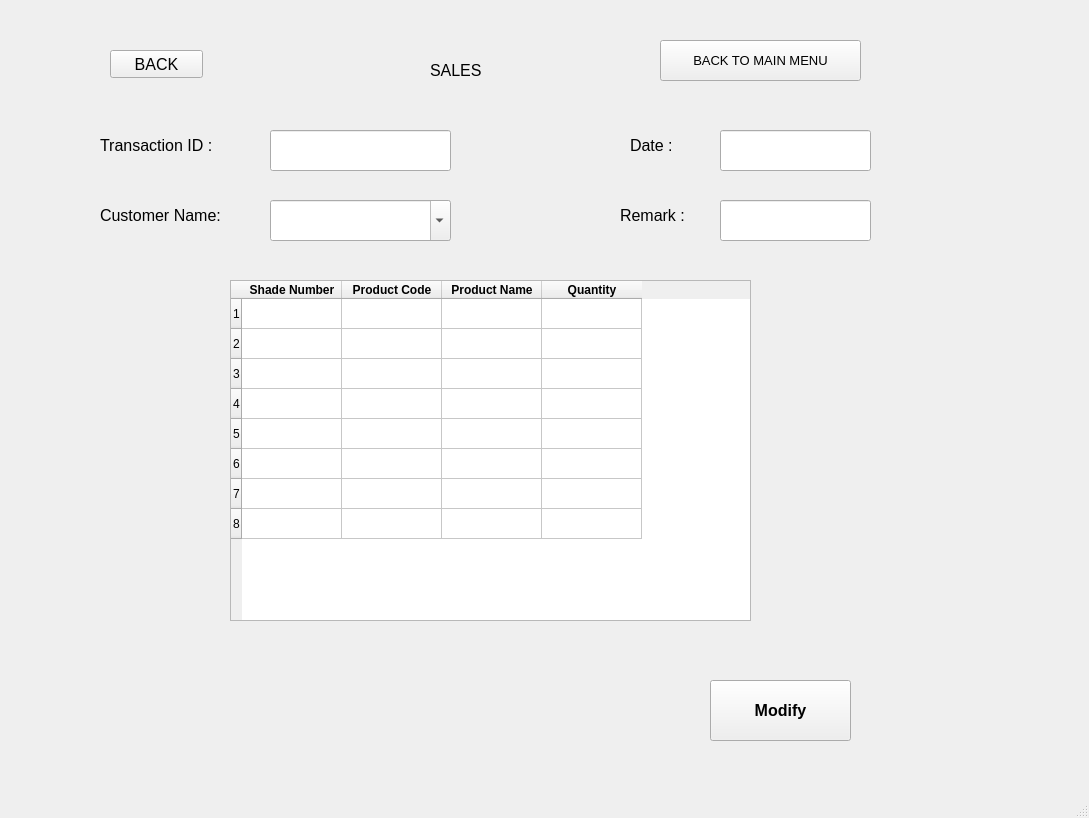
The window that UI/sales_modify.ui (nilay1221/Inventory_Management) describes before a commit, drawn with Qt 5.
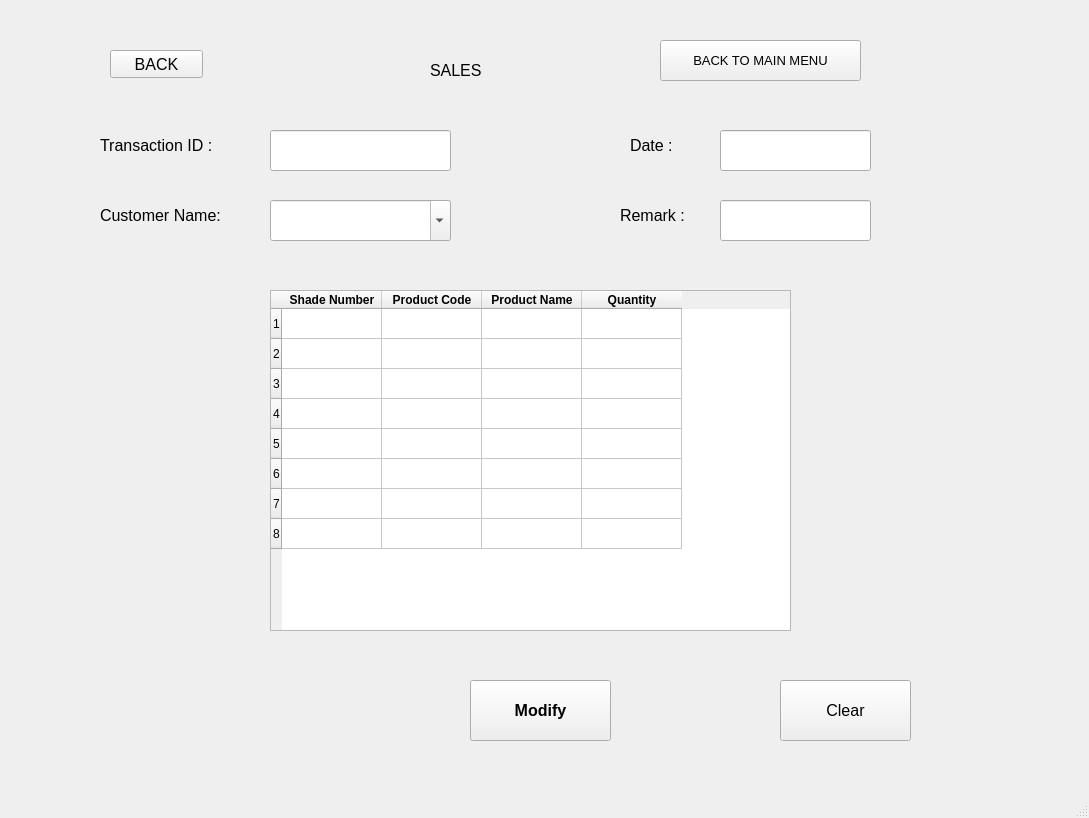
The same window after the commit.

Commit message: clear button added in ui files

The edit to the form file:
```diff
--- a/UI/sales_modify.ui
+++ b/UI/sales_modify.ui
@@ -17,8 +17,8 @@
    <widget class="QTableWidget" name="sales_modify_table">
     <property name="geometry">
      <rect>
-      <x>230</x>
-      <y>280</y>
+      <x>270</x>
+      <y>290</y>
       <width>521</width>
       <height>341</height>
      </rect>
@@ -149,7 +149,7 @@
    <widget class="QPushButton" name="sales_modify_confirm">
     <property name="geometry">
      <rect>
-      <x>710</x>
+      <x>470</x>
       <y>680</y>
       <width>141</width>
       <height>61</height>
@@ -380,6 +380,24 @@
      </property>
     </item>
    </widget>
+   <widget class="QPushButton" name="sales_modify_clear">
+    <property name="geometry">
+     <rect>
+      <x>780</x>
+      <y>680</y>
+      <width>131</width>
+      <height>61</height>
+     </rect>
+    </property>
+    <property name="font">
+     <font>
+      <pointsize>12</pointsize>
+     </font>
+    </property>
+    <property name="text">
+     <string>Clear</string>
+    </property>
+   </widget>
   </widget>
   <widget class="QMenuBar" name="menubar">
    <property name="geometry">
```
The commit also changes 21 other files.
